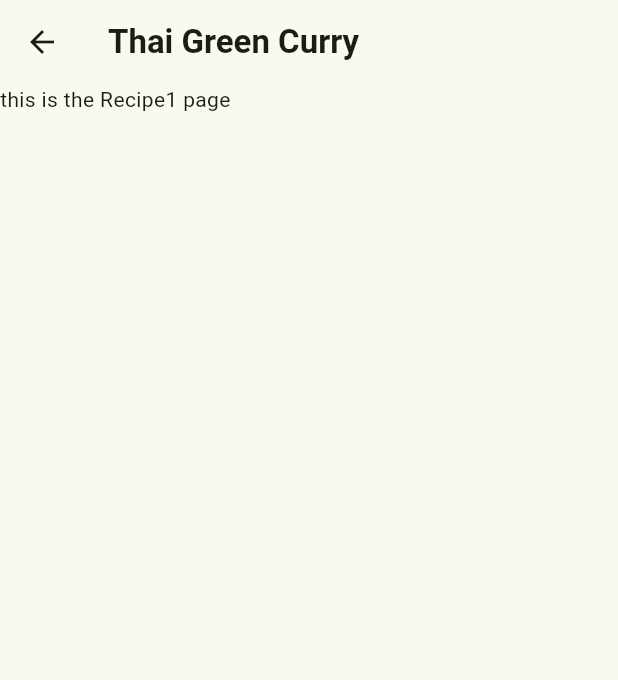
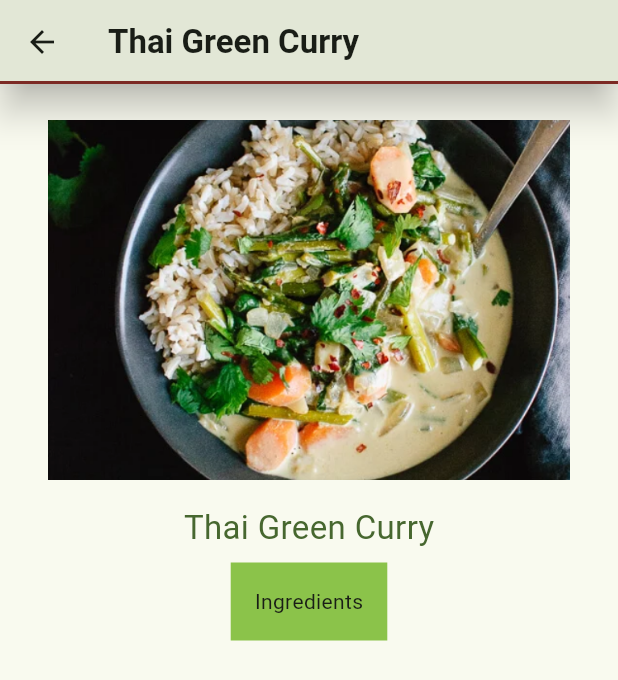
Before and after one commit to Arif-Sofi/flutter_recipe, a Flutter app: the Recipe1 screen opened by its route, on a phone screen of 412 x 824 dp. Shown: the top 680 px of the screen. Run offline on Flutter 3.47's test engine with Material 3 defaults, Android fonts, the phone set to English and light mode, and no system bars; our stand-ins replace go_router.

Commit message:
Update recipe1.dart

```diff
--- a/lib/views/recipes/recipe1/recipe1.dart
+++ b/lib/views/recipes/recipe1/recipe1.dart
@@ -10,8 +10,100 @@ class Recipe1 extends StatelessWidget {
     return Scaffold(
       appBar: AppBar(
         title: Text(title),
+
+        shape: Border(
+          bottom: BorderSide(
+            color: const Color.fromARGB(255, 124, 42, 36),
+            width: 2.0,
+          ),
+        ),
+
+        shadowColor: Colors.black,
+        elevation: 10.0,
       ),
-      body: Text('this is the Recipe1 page'),
+      body: Container(
+        padding: const EdgeInsets.all(16.0),
+
+        child: Column(
+          children: [
+            ImageSection(imageUrl: 'image/greencurry.png'),
+
+            TitleSection(title: title),
+
+            IngredientsBox(ingredients: 'Ingredients')
+          ],
+        ),
+      ),
+
     );
   }
 }
+
+class ImageSection extends StatelessWidget {
+  const ImageSection({super.key, required this.imageUrl});
+
+  final String imageUrl;
+
+  @override
+  Widget build(BuildContext context){
+    return Padding(
+      padding: const EdgeInsets.symmetric(vertical: 8.0, horizontal: 16.0),
+
+      child: Image.asset(
+        imageUrl,
+        width: 600,
+        height: 240,
+        fit: BoxFit.cover,
+      ),
+    );
+  }
+}
+
+class TitleSection extends StatelessWidget {
+  const TitleSection ({super.key, required this.title});
+
+  final String title;
+
+  @override
+  Widget build(BuildContext context) {
+    return Padding(
+      padding: const EdgeInsets.symmetric(vertical: 8.0, horizontal: 16.0),
+
+      child: Row(
+        mainAxisAlignment: MainAxisAlignment.center,
+        children: [
+          Text(
+            title,
+            // textAlign: TextAlign.center,
+            style: TextStyle(
+              fontSize: TextTheme.of(context).titleLarge?.fontSize,
+              color: Theme.of(context).colorScheme.primary,
+            ),
+          ),
+        ],
+      ),
+    );
+  }
+}
+
+class IngredientsBox extends StatelessWidget{
+  const IngredientsBox({super.key, required this.ingredients});
+
+  final String ingredients;
+
+  @override
+  Widget build(BuildContext context) {
+    return Container(
+      padding: const EdgeInsets.all(16),
+      color: Colors.lightGreen,
+
+      child: Column(
+        children: [
+          Text(
+            ingredients
+          ),
+        ],
+      ),
+    );
+  }
+}
```
